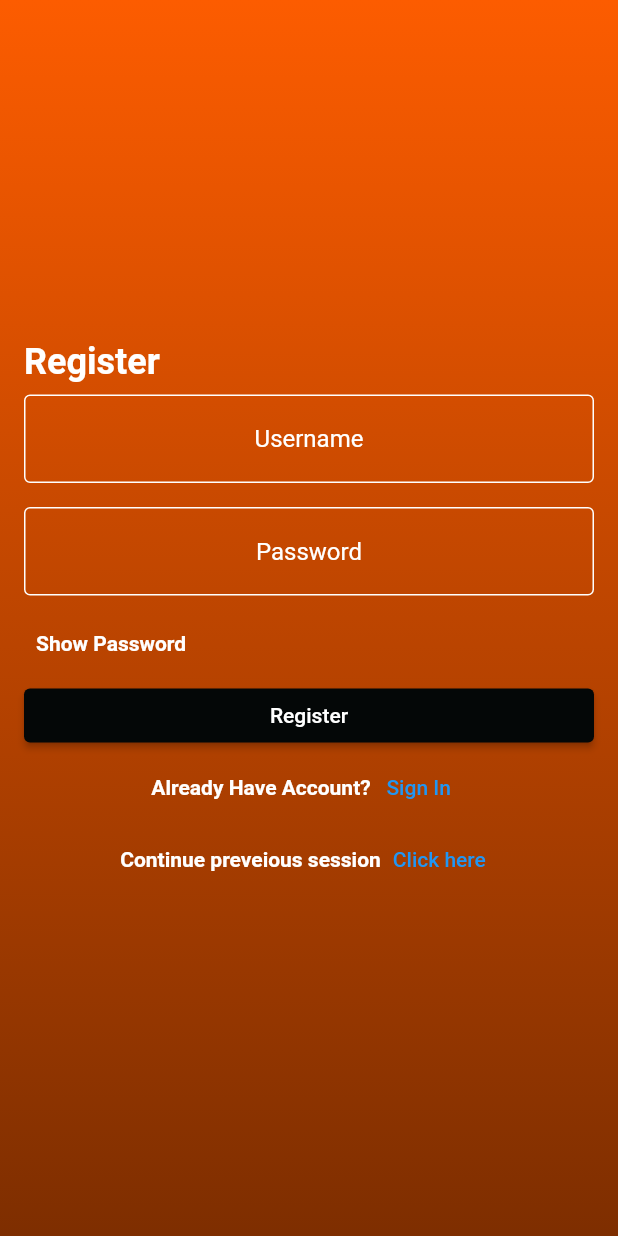
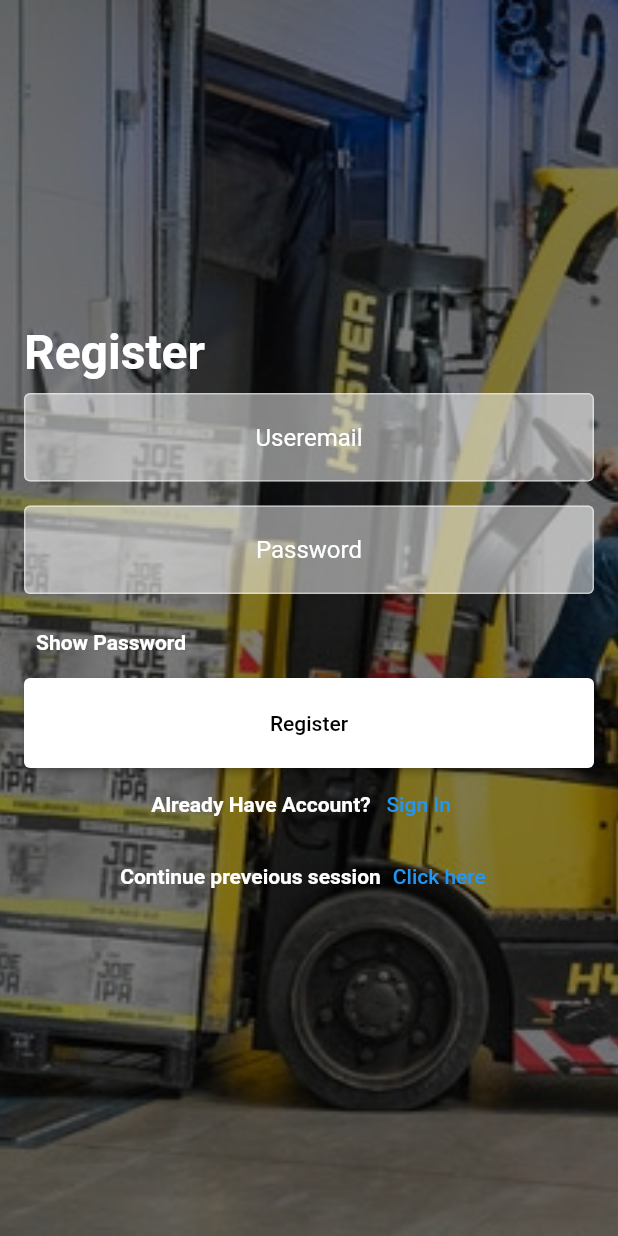
Before and after one commit to digiblade/delivery, a Flutter app: the screen it shows after launch, after a tap on "Sign Up", on a phone screen of 412 x 824 dp. Run offline on Flutter 3.47's test engine with Material 2 defaults, Android fonts, the phone set to English and light mode, and no system bars; our stand-ins replace cloud_firestore, firebase_core, google_maps_flutter; accounts and stored records are empty.

Commit message:
login ui

```diff
--- a/lib/Components/Button.dart
+++ b/lib/Components/Button.dart
@@ -1,14 +1,14 @@
 import 'package:flutter/material.dart';
 
 class Button extends StatelessWidget {
-  final Function? onPressed;
+  final VoidCallback? onPressed;
   final Color? color;
   final String? text;
   final Color? textColor;
   final double height;
   const Button({
     Key? key,
-    @required this.onPressed,
+    required this.onPressed,
     this.color = Colors.black,
     this.text,
     this.textColor = Colors.white,
@@ -25,7 +25,7 @@ class Button extends StatelessWidget {
         style: ButtonStyle(
           backgroundColor: MaterialStateProperty.all(color),
         ),
-        onPressed: () => onPressed!,
+        onPressed: onPressed,
         child: Text(
           text!,
           style: TextStyle(color: textColor),
--- /dev/null
+++ b/lib/Components/ProductCard.dart
@@ -0,0 +1,16 @@
+import 'package:flutter/material.dart';
+
+class ProductCard extends StatelessWidget {
+  const ProductCard({Key? key}) : super(key: key);
+
+  @override
+  Widget build(BuildContext context) {
+    return Container(
+      child: Stack(
+        children: [
+          Image.asset("assets/backgreound.jpg"),
+        ],
+      ),
+    );
+  }
+}
--- a/lib/Views/LoginPage.dart
+++ b/lib/Views/LoginPage.dart
@@ -27,20 +27,12 @@ class _LoginPageState extends State<LoginPage> {
       resizeToAvoidBottomInset: true,
       body: Container(
         decoration: new BoxDecoration(
-          gradient: new LinearGradient(
-            colors: [
-              const Color(0xFFFC5C00),
-              const Color(0xFF7E2E00),
-            ],
-            begin: Alignment.topCenter,
-            end: Alignment.bottomCenter,
-
-            // begin: const FractionalOffset(0.0, 0.0),
-            // end: const FractionalOffset(1.0, 0.0),
-            // stops: [0.0, 1.0],
-            // tileMode: TileMode.clamp,
-          ),
-        ),
+            image: DecorationImage(
+                colorFilter: ColorFilter.mode(
+                    Colors.black.withOpacity(0.5), BlendMode.srcOver),
+                fit: BoxFit.cover,
+                image: Image.asset("assets/background.jpg").image),
+            color: Colors.black.withOpacity(0.5)),
         child: Center(
           child: Padding(
             padding: const EdgeInsets.symmetric(
@@ -55,7 +47,7 @@ class _LoginPageState extends State<LoginPage> {
                   Text(
                     "Login ",
                     style: TextStyle(
-                      fontSize: 24,
+                      fontSize: 28,
                       color: Colors.white,
                       fontWeight: FontWeight.bold,
                     ),
@@ -110,8 +102,11 @@ class _LoginPageState extends State<LoginPage> {
                   ),
                   Button(
                     text: "Login",
-                    textColor: Colors.white,
+                    textColor: Colors.black,
+                    color: Colors.white,
+                    height: 60,
                     onPressed: () {
+                      print("demp");
                       Navigator.push(
                         context,
                         MaterialPageRoute(
--- a/lib/Views/Register.dart
+++ b/lib/Views/Register.dart
@@ -1,4 +1,6 @@
 // import 'package:firebase_auth/firebase_auth.dart';
+import 'package:delivery/Components/Button.dart';
+import 'package:delivery/Components/InputField.dart';
 import 'package:flutter/material.dart';
 import 'HomePage.dart';
 // import 'package:cloud_firestore/cloud_firestore.dart';
@@ -28,14 +30,11 @@ class _RegisterPageState extends State<RegisterPage> {
       resizeToAvoidBottomInset: true,
       body: Container(
         decoration: new BoxDecoration(
-          gradient: new LinearGradient(
-            colors: [
-              const Color(0xFFFC5C00),
-              const Color(0xFF7E2E00),
-            ],
-            begin: Alignment.topCenter,
-            end: Alignment.bottomCenter,
-          ),
+          image: DecorationImage(
+              colorFilter: ColorFilter.mode(
+                  Colors.black.withOpacity(0.5), BlendMode.srcOver),
+              fit: BoxFit.cover,
+              image: Image.asset("assets/background.jpg").image),
         ),
         child: Center(
           child: Padding(
@@ -51,89 +50,35 @@ class _RegisterPageState extends State<RegisterPage> {
                   Text(
                     "Register",
                     style: TextStyle(
-                      fontSize: 24,
+                      fontSize: 32,
                       color: Colors.white,
                       fontWeight: FontWeight.bold,
                     ),
                   ),
                   Padding(
                     padding: const EdgeInsets.symmetric(vertical: 8.0),
-                    child: TextField(
+                    child: InputField(
+                      hint: "Useremail",
+                      borderColor: Colors.white.withOpacity(0.5),
                       controller: userCtrl,
-                      textAlign: TextAlign.center,
-                      keyboardType: TextInputType.emailAddress,
-                      style: TextStyle(
-                        color: Colors.white,
-                      ),
-                      decoration: InputDecoration(
-                        hintText: "Username",
-                        fillColor: Colors.white,
-                        hintStyle: TextStyle(color: Colors.white),
-                        border: OutlineInputBorder(
-                          borderRadius: BorderRadius.circular(4),
-                          borderSide: BorderSide(
-                            width: 1,
-                            color: Colors.white,
-                            style: BorderStyle.solid,
-                          ),
-                        ),
-                        enabledBorder: OutlineInputBorder(
-                          borderRadius: BorderRadius.circular(4),
-                          borderSide: BorderSide(
-                            width: 1,
-                            color: Colors.white,
-                            style: BorderStyle.solid,
-                          ),
-                        ),
-                        focusedBorder: OutlineInputBorder(
-                          borderRadius: BorderRadius.circular(4),
-                          borderSide: BorderSide(
-                            width: 1,
-                            color: Colors.white,
-                            style: BorderStyle.solid,
-                          ),
-                        ),
-                      ),
+                      fillColor: Colors.white.withOpacity(0.5),
+                      hintColor: Colors.white,
+                      isFilled: true,
+                      isPassword: false,
+                      textColor: Colors.white,
                     ),
                   ),
                   Padding(
                     padding: const EdgeInsets.symmetric(vertical: 8.0),
-                    child: TextField(
-                      controller: passCtrl,
-                      obscureText: obscure,
-                      textAlign: TextAlign.center,
-                      style: TextStyle(
-                        color: Colors.white,
-                      ),
-                      decoration: InputDecoration(
-                        hintText: "Password",
-                        hintStyle: TextStyle(color: Colors.white),
-                        fillColor: Colors.white,
-                        border: OutlineInputBorder(
-                          borderRadius: BorderRadius.circular(4),
-                          borderSide: BorderSide(
-                            width: 1,
-                            color: Colors.white,
-                            style: BorderStyle.solid,
-                          ),
-                        ),
-                        enabledBorder: OutlineInputBorder(
-                          borderRadius: BorderRadius.circular(4),
-                          borderSide: BorderSide(
-                            width: 1,
-                            color: Colors.white,
-                            style: BorderStyle.solid,
-                          ),
-                        ),
-                        focusedBorder: OutlineInputBorder(
-                          borderRadius: BorderRadius.circular(4),
-                          borderSide: BorderSide(
-                            width: 1,
-                            color: Colors.white,
-                            style: BorderStyle.solid,
-                          ),
-                        ),
-                      ),
+                    child: InputField(
+                      hint: "Password",
+                      borderColor: Colors.white.withOpacity(0.5),
+                      controller: userCtrl,
+                      fillColor: Colors.white.withOpacity(0.5),
+                      hintColor: Colors.white,
+                      isFilled: true,
+                      isPassword: obscure,
+                      textColor: Colors.white,
                     ),
                   ),
                   TextButton(
@@ -158,37 +103,20 @@ class _RegisterPageState extends State<RegisterPage> {
                             ),
                           ),
                   ),
-                  Container(
-                    width: double.infinity,
-                    child: ElevatedButton(
+                  Button(
                     // color: Color(0xff040707),
-                      style: ButtonStyle(
-                          backgroundColor: MaterialStateProperty.all(
-                        Color(0xff040707),
-                      )),
+                    color: Colors.white,
+                    height: 60,
+                    text: "Register",
+                    textColor: Colors.black,
                     onPressed: () async {
-                        // final newUser =
-                        //     await auth.createUserWithEmailAndPassword(
-                        //         email: userCtrl.text, password: passCtrl.text);
-                        // print(newUser.additionalUserInfo!.profile);
-                        // if (newUser.additionalUserInfo!.profile != null) {
                       Navigator.push(
                         context,
                         MaterialPageRoute(
                           builder: (BuildContext context) => HomePage(),
                         ),
                       );
-                        // }
-                        // int data = await checkUser(userCtrl.text);
-                        // if (data == 0) {
-                        //   addUser(userCtrl.text, passCtrl.text);
-                        // }
                     },
-                      child: Text(
-                        "Register",
-                        style: TextStyle(color: Colors.white),
-                      ),
-                    ),
                   ),
                   Center(
                     child: Row(
```
Also changed, not shown: assets/background.jpg (added). Lines whose indentation alone changed are shown as unchanged.
